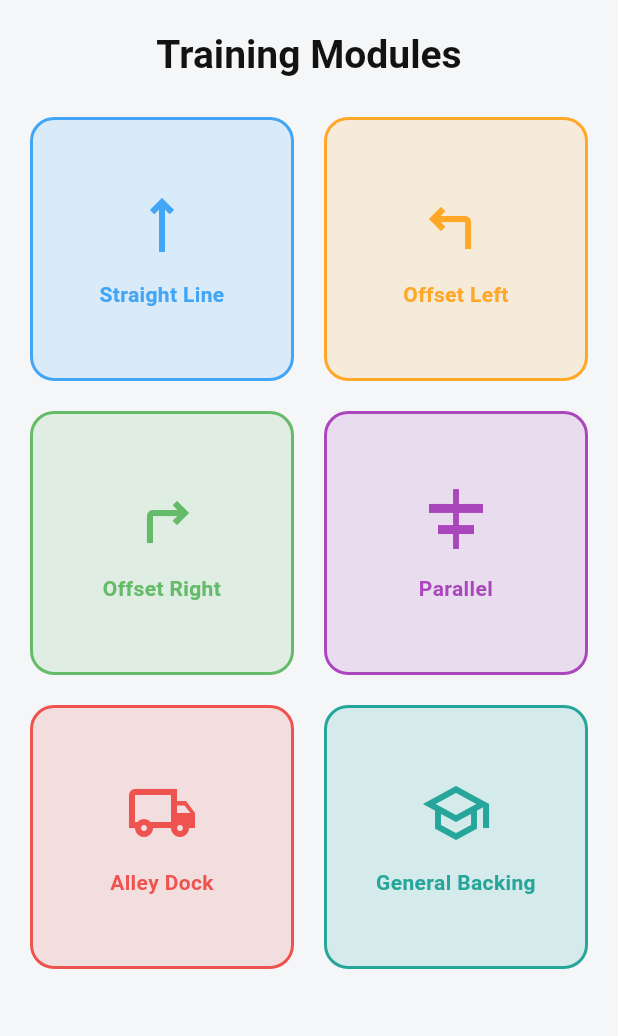
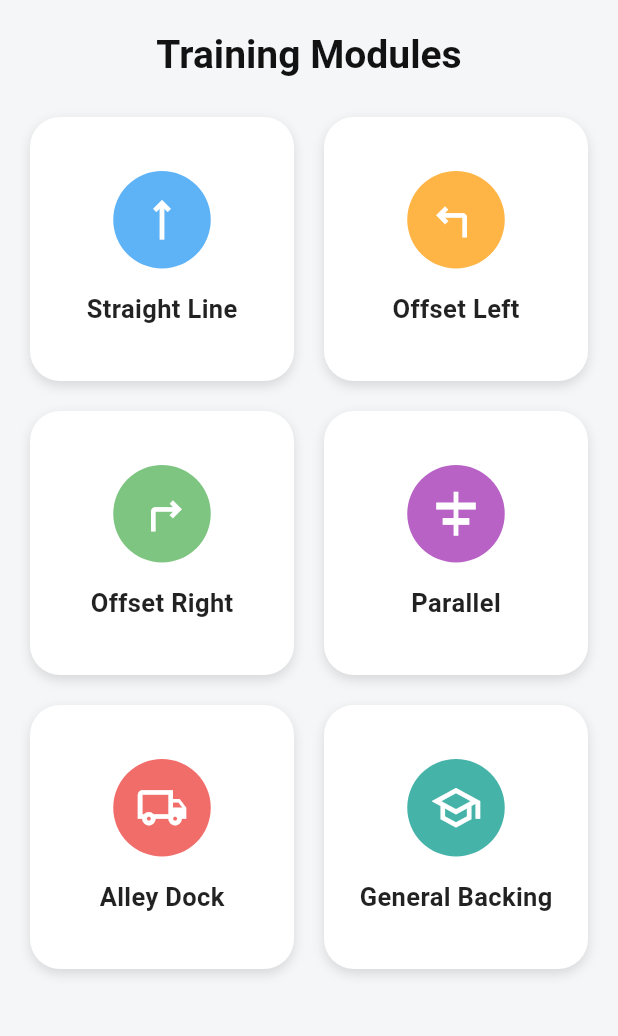
Before and after one commit to Gravemeerkat/BELEWTRAININGSOLUTIONS, a Flutter app: the screen it shows after launch, on a phone screen of 412 x 824 dp, the part 84-1120 px from its top. Run offline on Flutter 3.47's test engine with Material 3 defaults, Android fonts, the phone set to English and light mode, and no system bars.

Commit message:
Enhance ModuleButton widget with improved design and styling

```diff
--- a/mobile/lib/widgets/module_button.dart
+++ b/mobile/lib/widgets/module_button.dart
@@ -4,13 +4,13 @@ class ModuleButton extends StatelessWidget {
   final String title;
   final IconData icon;
   final Color color;
-  final VoidCallback onTap;
+  final Function()? onTap;
 
   const ModuleButton({
     required this.title,
     required this.icon,
     required this.color,
-    required this.onTap,
+    this.onTap,
   });
 
   @override
@@ -19,31 +19,42 @@ class ModuleButton extends StatelessWidget {
       onTap: onTap,
       child: Container(
         decoration: BoxDecoration(
-          color: color.withOpacity(0.15),
-          borderRadius: BorderRadius.circular(16),
-          border: Border.all(
-            color: color,
-            width: 2,
-          ),
+          color: Colors.white,
+          borderRadius: BorderRadius.circular(20),
+          boxShadow: [
+            BoxShadow(
+              color: Colors.black12,
+              blurRadius: 6,
+              offset: Offset(0, 3),
+            ),
+          ],
         ),
         child: Column(
           mainAxisAlignment: MainAxisAlignment.center,
           children: [
-            Icon(
-              icon,
-              size: 48,
-              color: color,
+            // Circular icon background
+            Container(
+              height: 65,
+              width: 65,
+              decoration: BoxDecoration(
+                color: color.withOpacity(.85),
+                shape: BoxShape.circle,
+              ),
+              child: Icon(
+                icon,
+                color: Colors.white,
+                size: 35,
+              ),
             ),
-            SizedBox(height: 12),
+            SizedBox(height: 15),
             Text(
               title,
-              textAlign: TextAlign.center,
               style: TextStyle(
-                fontSize: 14,
-                fontWeight: FontWeight.bold,
-                color: color,
+                fontSize: 17,
+                fontWeight: FontWeight.w600,
+                color: Colors.black87,
               ),
-            ),
+            )
           ],
         ),
       ),
```
